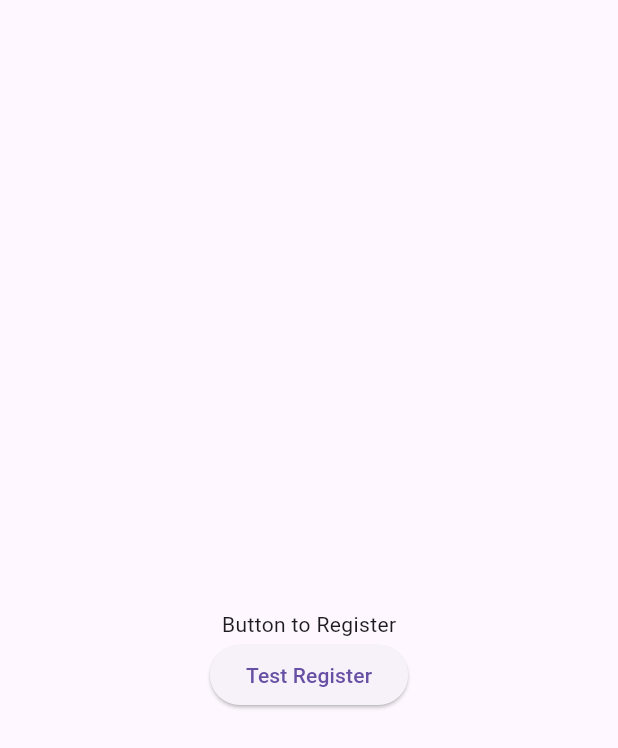
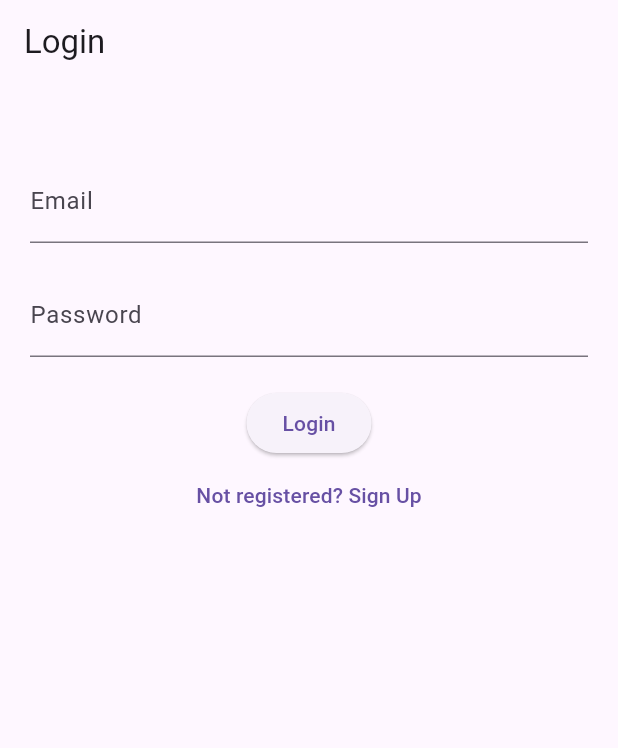
Before and after one commit to Uvilager/serverpod_saas, a Flutter app: the screen it shows after launch, on a phone screen of 412 x 824 dp. Shown: the top 748 px of the screen. Run offline on Flutter 3.47's test engine with Material 3 defaults, Android fonts, the phone set to English and light mode, and no system bars; our stand-ins replace flutter_riverpod, fpdart, go_router, riverpod_annotation; missing offline and left inert: serverpod, serverpod_auth_client, serverpod_auth_server, serverpod_auth_shared_flutter, serverpod_client, serverpod_flutter; generated files the repository leaves out were written again.

Commit message:
go router, login/register forms

```diff
--- /dev/null
+++ b/serverpod_saas_flutter/lib/features/auth/components/login_screen_form.dart
@@ -0,0 +1,60 @@
+import 'package:flutter/material.dart';
+import 'package:flutter_riverpod/flutter_riverpod.dart';
+import 'package:go_router/go_router.dart';
+
+class LoginScreenForm extends ConsumerStatefulWidget {
+  const LoginScreenForm({super.key});
+
+  @override
+  ConsumerState<ConsumerStatefulWidget> createState() =>
+      _LoginScreenFormState();
+}
+
+class _LoginScreenFormState extends ConsumerState<LoginScreenForm> {
+  final _formKey = GlobalKey<FormState>();
+  final emailController = TextEditingController();
+  final passwordController = TextEditingController();
+
+  @override
+  Widget build(BuildContext context) {
+    return Form(
+      key: _formKey,
+      child: Column(
+        children: [
+          const SizedBox(height: 30),
+          TextFormField(
+            controller: emailController,
+            decoration: const InputDecoration(
+              labelText: 'Email',
+            ),
+          ),
+          const SizedBox(height: 20),
+          TextFormField(
+            controller: passwordController,
+            obscureText: true,
+            decoration: const InputDecoration(
+              labelText: 'Password',
+            ),
+          ),
+          const SizedBox(height: 20),
+          ElevatedButton(
+            onPressed: () {
+              print('Login button clicked');
+              if (_formKey.currentState!.validate()) {
+                // Perform login logic here
+              }
+            },
+            child: const Text('Login'),
+          ),
+          TextButton(
+            onPressed: () {
+              context.go('/register');
+              print('Sign Up button pressed');
+            },
+            child: const Text('Not registered? Sign Up'),
+          ),
+        ],
+      ),
+    );
+  }
+}
--- /dev/null
+++ b/serverpod_saas_flutter/lib/features/auth/screens/login_screen.dart
@@ -0,0 +1,21 @@
+import 'package:flutter/material.dart';
+import 'package:serverpod_saas_flutter/features/auth/components/login_screen_form.dart';
+
+class LoginScreen extends StatelessWidget {
+  const LoginScreen({super.key});
+
+  @override
+  Widget build(BuildContext context) {
+    return Scaffold(
+      appBar: AppBar(
+        title: const Text('Login'),
+      ),
+      body: const SingleChildScrollView(
+        child: Padding(
+          padding: EdgeInsets.all(20.0),
+          child: LoginScreenForm(),
+        ),
+      ),
+    );
+  }
+}
--- a/serverpod_saas_flutter/lib/main.dart
+++ b/serverpod_saas_flutter/lib/main.dart
@@ -1,6 +1,8 @@
 import 'package:flutter_riverpod/flutter_riverpod.dart';
 import 'package:flutter/material.dart';
+import 'package:serverpod_saas_flutter/core/routing/app_router.dart';
 import 'package:serverpod_saas_flutter/features/auth/providers/auth_service_provider.dart';
+import 'package:serverpod_saas_flutter/features/auth/screens/login_screen.dart';
 
 // Sets up a singleton client object that can be used to talk to the server from
 // anywhere in our app. The client is generated from your server code.
@@ -16,45 +18,49 @@ void main() {
   );
 }
 
-class MyApp extends StatelessWidget {
+class MyApp extends ConsumerWidget {
   const MyApp({super.key});
 
   @override
-  Widget build(BuildContext context) {
-    return MaterialApp(
+  Widget build(BuildContext context, WidgetRef ref) {
+    return MaterialApp.router(
       title: 'Serverpod Demo',
       theme: ThemeData(
         primarySwatch: Colors.blue,
       ),
-      home: Scaffold(
-        appBar: AppBar(),
-        body: Consumer(builder: (context, ref, child) {
-          return Center(
-            child: Column(
-              mainAxisAlignment: MainAxisAlignment.center,
-              children: [
-                const Text('Button to Register'),
-                ElevatedButton(
-                  onPressed: () {
-                    print('button clicked');
-                    // ref.read(authServiceProvider).register(
-                    //     userName: '1234',
-                    //     email: '1234@1234.com',
-                    //     password: '1234');
-                    // ref.read(authServiceProvider).confirmUserRegister(
-                    //     email: '1234@1234.com', verificationCode: 'XnXT2I6E');
-                    final userInfo = ref
-                        .read(authServiceProvider)
-                        .login(email: '1234@1234.com', password: '1234');
-                    print('user info: $userInfo');
-                  },
-                  child: const Text('Test Register'),
-                )
-              ],
-            ),
-          );
-        }),
-      ),
+      routerConfig: ref.watch(goRouterProvider),
+      // home: Scaffold(
+      //   appBar: AppBar(),
+      //   body: const LoginScreen(),
+      //   // body: Consumer(
+      //   //   builder: (context, ref, child) {
+      //   //     return Center(
+      //   //       child: Column(
+      //   //         mainAxisAlignment: MainAxisAlignment.center,
+      //   //         children: [
+      //   //           const Text('Button to Register'),
+      //   //           ElevatedButton(
+      //   //             onPressed: () {
+      //   //               print('button clicked');
+      //   //               // ref.read(authServiceProvider).register(
+      //   //               //     userName: '1234',
+      //   //               //     email: '1234@1234.com',
+      //   //               //     password: '1234');
+      //   //               // ref.read(authServiceProvider).confirmUserRegister(
+      //   //               //     email: '1234@1234.com', verificationCode: 'XnXT2I6E');
+      //   //               final userInfo = ref
+      //   //                   .read(authServiceProvider)
+      //   //                   .login(email: '1234@1234.com', password: '1234');
+      //   //               print('user info: $userInfo');
+      //   //             },
+      //   //             child: const Text('Test Register'),
+      //   //           )
+      //   //         ],
+      //   //       ),
+      //   //     );
+      //   //   },
+      //   // ),
+      // ),
     );
   }
 }
--- a/serverpod_saas_flutter/pubspec.yaml
+++ b/serverpod_saas_flutter/pubspec.yaml
@@ -36,6 +36,7 @@ dependencies:
   flutter_riverpod: ^2.5.1
   riverpod_annotation: ^2.3.5
   fpdart: ^1.1.0
+  go_router: ^14.2.0
 
 dev_dependencies:
   build_runner: ^2.4.11
```
Also changed, not shown: serverpod_saas_flutter/lib/core/routing/app_router.dart (added, +24 -0 lines), serverpod_saas_flutter/lib/features/auth/components/register_screen_form.dart (added, +60 -0 lines), serverpod_saas_flutter/lib/features/auth/providers/auth_provider.dart (added, +12 -0 lines), serverpod_saas_flutter/lib/features/auth/screens/register_screen.dart (added, +21 -0 lines), serverpod_saas_flutter/lib/features/auth/services/auth_service.dart (+13 -0 lines), serverpod_saas_flutter/lib/core/routing/app_router.g.dart (added), serverpod_saas_flutter/lib/features/auth/providers/auth_provider.g.dart (added), serverpod_saas_flutter/pubspec.lock.
